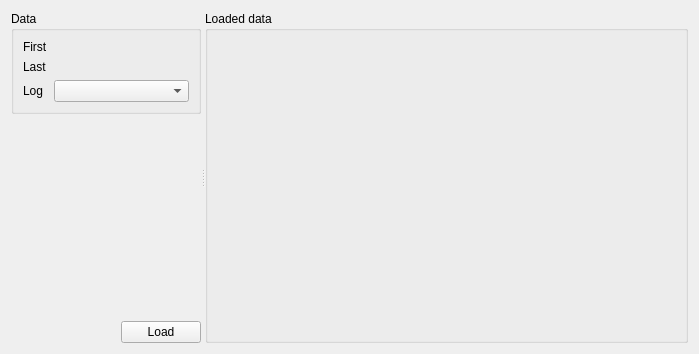
This is Code/Mantid/MantidQt/CustomInterfaces/inc/MantidQtCustomInterfaces/Muon/ALCDataLoadingView.ui in mantidproject/mantid as Qt 5 draws it before an edit. The edited form follows.
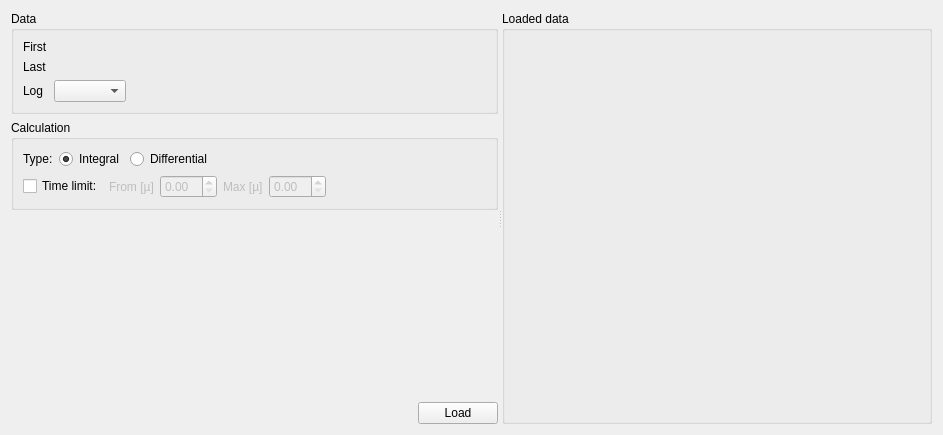
This is the edited form. Custom widgets are drawn as their Qt base class.

Commit message: Refs #9213. More properties on the DataLoading step

```diff
--- a/Code/Mantid/MantidQt/CustomInterfaces/inc/MantidQtCustomInterfaces/Muon/ALCDataLoadingView.ui
+++ b/Code/Mantid/MantidQt/CustomInterfaces/inc/MantidQtCustomInterfaces/Muon/ALCDataLoadingView.ui
@@ -6,8 +6,8 @@
    <rect>
     <x>0</x>
     <y>0</y>
-    <width>699</width>
-    <height>354</height>
+    <width>943</width>
+    <height>435</height>
    </rect>
   </property>
   <property name="windowTitle">
@@ -28,7 +28,7 @@
          </property>
          <layout class="QFormLayout" name="formLayout">
           <property name="fieldGrowthPolicy">
-           <enum>QFormLayout::AllNonFixedFieldsGrow</enum>
+           <enum>QFormLayout::ExpandingFieldsGrow</enum>
           </property>
           <item row="0" column="0">
            <widget class="QLabel" name="label">
@@ -53,6 +53,12 @@
           </item>
           <item row="0" column="1">
            <widget class="MantidQt::MantidWidgets::MWRunFiles" name="firstRun" native="true">
+            <property name="sizePolicy">
+             <sizepolicy hsizetype="Expanding" vsizetype="Preferred">
+              <horstretch>0</horstretch>
+              <verstretch>0</verstretch>
+             </sizepolicy>
+            </property>
             <property name="label" stdset="0">
              <string/>
             </property>
@@ -63,6 +69,12 @@
           </item>
           <item row="1" column="1">
            <widget class="MantidQt::MantidWidgets::MWRunFiles" name="lastRun" native="true">
+            <property name="sizePolicy">
+             <sizepolicy hsizetype="Expanding" vsizetype="Preferred">
+              <horstretch>0</horstretch>
+              <verstretch>0</verstretch>
+             </sizepolicy>
+            </property>
             <property name="label" stdset="0">
              <string/>
             </property>
@@ -76,11 +88,132 @@
             <property name="editable">
              <bool>false</bool>
             </property>
+            <property name="sizeAdjustPolicy">
+             <enum>QComboBox::AdjustToContents</enum>
+            </property>
            </widget>
           </item>
          </layout>
         </widget>
        </item>
+       <item>
+        <widget class="QGroupBox" name="groupBox_2">
+         <property name="title">
+          <string>Calculation</string>
+         </property>
+         <layout class="QVBoxLayout" name="verticalLayout_4">
+          <item>
+           <layout class="QHBoxLayout" name="horizontalLayout">
+            <item>
+             <widget class="QLabel" name="label_6">
+              <property name="text">
+               <string>Type:</string>
+              </property>
+             </widget>
+            </item>
+            <item>
+             <widget class="QRadioButton" name="integral">
+              <property name="text">
+               <string>Integral</string>
+              </property>
+              <property name="checked">
+               <bool>true</bool>
+              </property>
+              <attribute name="buttonGroup">
+               <string notr="true">calculationType</string>
+              </attribute>
+             </widget>
+            </item>
+            <item>
+             <widget class="QRadioButton" name="differential">
+              <property name="text">
+               <string>Differential</string>
+              </property>
+              <attribute name="buttonGroup">
+               <string notr="true">calculationType</string>
+              </attribute>
+             </widget>
+            </item>
+            <item>
+             <spacer name="horizontalSpacer_2">
+              <property name="orientation">
+               <enum>Qt::Horizontal</enum>
+              </property>
+              <property name="sizeHint" stdset="0">
+               <size>
+                <width>40</width>
+                <height>20</height>
+               </size>
+              </property>
+             </spacer>
+            </item>
+           </layout>
+          </item>
+          <item>
+           <layout class="QHBoxLayout" name="horizontalLayout_2">
+            <item>
+             <widget class="QCheckBox" name="timeLimit">
+              <property name="text">
+               <string>Time limit:</string>
+              </property>
+             </widget>
+            </item>
+            <item>
+             <widget class="QWidget" name="timeLimits" native="true">
+              <property name="enabled">
+               <bool>false</bool>
+              </property>
+              <property name="minimumSize">
+               <size>
+                <width>100</width>
+                <height>0</height>
+               </size>
+              </property>
+              <layout class="QHBoxLayout" name="horizontalLayout_4">
+               <property name="margin">
+                <number>0</number>
+               </property>
+               <item>
+                <widget class="QLabel" name="label_4">
+                 <property name="text">
+                  <string>From [µ]</string>
+                 </property>
+                </widget>
+               </item>
+               <item>
+                <widget class="QDoubleSpinBox" name="minTime"/>
+               </item>
+               <item>
+                <widget class="QLabel" name="label_5">
+                 <property name="text">
+                  <string>Max [µ]</string>
+                 </property>
+                </widget>
+               </item>
+               <item>
+                <widget class="QDoubleSpinBox" name="maxTime"/>
+               </item>
+              </layout>
+             </widget>
+            </item>
+            <item>
+             <spacer name="horizontalSpacer_3">
+              <property name="orientation">
+               <enum>Qt::Horizontal</enum>
+              </property>
+              <property name="sizeHint" stdset="0">
+               <size>
+                <width>40</width>
+                <height>20</height>
+               </size>
+              </property>
+             </spacer>
+            </item>
+           </layout>
+          </item>
+         </layout>
+        </widget>
+       </item>
        <item>
         <spacer name="verticalSpacer">
          <property name="orientation">
```
Left out of the diff: 22 changed lines with no effect on the pictures. The commit also changes 5 other files.
